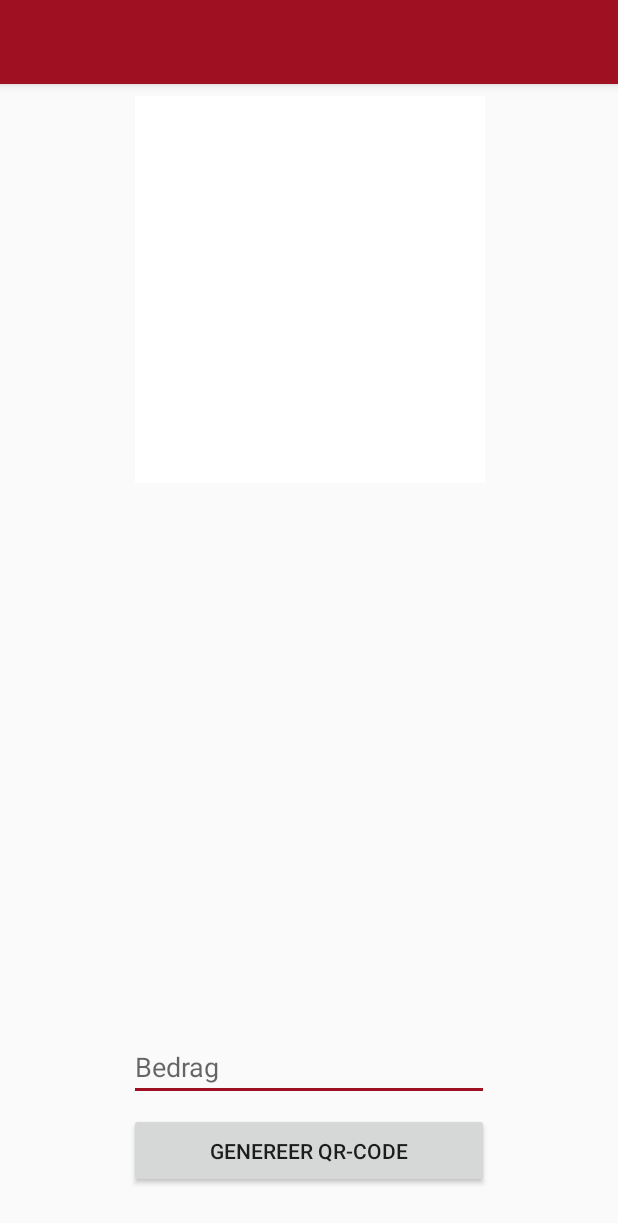
After one commit to dragonq1/NetPay, an Android app: the OntvangenInfo screen opened directly, with no data from a screen before it, on a phone screen of 412 x 824 dp. The commit adds this screen. Shown: the top 1223 px of the screen. Run offline under Robolectric (Android 15) with nearby library versions, the phone set to English and light mode, and no system bars; our stand-ins replace Volley; libraries missing offline, so code that uses them is left out: com.journeyapps.barcodescanner.

Commit message:
-Geld ontvangen via QR code toegevoegd -Bugfix: Transacties schermt toont telkens dat geld wordt toegevoegd terwijl er geld afgaat

```diff
--- a/app/build.gradle
+++ b/app/build.gradle
@@ -27,5 +27,8 @@ dependencies {
     compile 'com.android.support:appcompat-v7:26.+'
     compile 'com.android.support.constraint:constraint-layout:1.0.2'
     compile 'com.android.volley:volley:1.0.0'
+    compile 'com.journeyapps:zxing-android-embedded:3.4.0'
+    compile 'com.android.support:support-v4:26.+'
+    compile 'com.android.support:design:26.+'
     testCompile 'junit:junit:4.12'
 }
--- a/app/src/main/AndroidManifest.xml
+++ b/app/src/main/AndroidManifest.xml
@@ -24,7 +24,11 @@
         <activity android:name=".WachtwoordVeranderen" />
         <activity android:name=".Transacties" />
         <activity android:name=".Betalen" />
-        <activity android:name=".BetalingManueel"></activity>
+        <activity android:name=".BetalingManueel" />
+        <activity
+            android:name=".OntvangenInfo"
+            android:label="@string/title_activity_ontvangen_info"
+            android:theme="@style/AppTheme.NoActionBar"></activity>
     </application>
 
 </manifest>
--- a/app/src/main/java/com/example/quinten/netpay/MainActivity.java
+++ b/app/src/main/java/com/example/quinten/netpay/MainActivity.java
@@ -99,7 +99,7 @@ public class MainActivity extends AppCompatActivity {
 
                             } catch (JSONException e) {
                                 e.printStackTrace();
-                                Toast.makeText(getApplicationContext(), "ERROR!" + " " +  e.getMessage().toString(), Toast.LENGTH_LONG).show();
+                                Toast.makeText(getApplicationContext(), "ERROR!" + " " +  e.getMessage(), Toast.LENGTH_LONG).show();
                                 //ProgressSpiner onzichtbaar maken
                                 prgLogin.setVisibility(View.INVISIBLE);
                             }
--- /dev/null
+++ b/app/src/main/java/com/example/quinten/netpay/OntvangenInfo.java
@@ -0,0 +1,113 @@
+package com.example.quinten.netpay;
+
+import android.content.SharedPreferences;
+import android.graphics.Bitmap;
+import android.os.Bundle;
+import android.support.v7.app.AppCompatActivity;
+import android.view.View;
+import android.widget.Button;
+import android.widget.EditText;
+import android.widget.ImageView;
+import android.widget.ProgressBar;
+import android.widget.Toast;
+
+import com.android.volley.RequestQueue;
+import com.android.volley.Response;
+import com.android.volley.toolbox.Volley;
+import com.example.quinten.requests.QRCodeRequest;
+import com.google.zxing.BarcodeFormat;
+import com.google.zxing.MultiFormatWriter;
+import com.google.zxing.WriterException;
+import com.google.zxing.common.BitMatrix;
+import com.journeyapps.barcodescanner.BarcodeEncoder;
+
+import org.json.JSONException;
+import org.json.JSONObject;
+
+import java.util.Random;
+
+import static com.example.quinten.netpay.MainActivity.USER_INFO;
+
+public class OntvangenInfo extends AppCompatActivity {
+
+    @Override
+    protected void onCreate(Bundle savedInstanceState) {
+        super.onCreate(savedInstanceState);
+        setContentView(R.layout.activity_ontvangen_info);
+
+
+        //Vars
+        final EditText txtBedrag = (EditText) findViewById(R.id.txtBedragQR);
+        final Button btnGenerate = (Button) findViewById(R.id.btnGenerate);
+        final ProgressBar prgQRCode = (ProgressBar) findViewById(R.id.prgQRCode);
+        final ImageView LVQRCode = (ImageView) findViewById(R.id.lvQRCode);
+        prgQRCode.setVisibility(View.INVISIBLE);
+
+        //Gegevens gebruiker ophalen
+        final SharedPreferences settings = getSharedPreferences(USER_INFO, 0);
+        final String strGebruikersnaam = settings.getString("gebruikersnaam", "");
+
+        btnGenerate.setOnClickListener(new View.OnClickListener() {
+            @Override
+            public void onClick(View view) {
+                if(txtBedrag.getText().toString().equals("")) {
+                    Toast.makeText(getApplicationContext(), "Gelieve een bedrag in te vullen!", Toast.LENGTH_LONG).show();
+                }else{
+                    prgQRCode.setVisibility(View.VISIBLE);
+                    //Code genereren
+                    Random random = new Random();
+                    int randomCode = random.nextInt(500) + 100;
+                    final String qrcode = ("2247-" + strGebruikersnaam + "-" + txtBedrag.getText().toString() + "-" +randomCode);
+
+                    Response.Listener<String> responseListener = new Response.Listener<String>() {
+                        @Override
+                        public void onResponse(String response) {
+                            try {
+                                JSONObject jsonReponse = new JSONObject(response);
+                                boolean success = jsonReponse.getBoolean("success");
+
+                                if (success) {
+
+                                    //QR code genereren
+                                try {
+                                    MultiFormatWriter multiF = new MultiFormatWriter();
+                                    BitMatrix bitMatrix = multiF.encode(qrcode, BarcodeFormat.QR_CODE, 500, 500);
+                                    BarcodeEncoder barcodeEncoder = new BarcodeEncoder();
+                                    Bitmap bitmap = barcodeEncoder.createBitmap(bitMatrix);
+                                    LVQRCode.setImageBitmap(bitmap);
+
+                                }catch(WriterException e) {
+                                    Toast.makeText(getApplicationContext(), "FOUT" + e.getMessage(), Toast.LENGTH_LONG).show();
+                                }
+
+
+
+                                    Toast.makeText(getApplicationContext(), "Het werkt!!!", Toast.LENGTH_LONG).show();
+                                    //ProgressSpiner onzichtbaar maken
+                                    prgQRCode.setVisibility(View.INVISIBLE);
+
+                                } else {
+                                    Toast.makeText(getApplicationContext(), "FOUT " + jsonReponse.getString("success"), Toast.LENGTH_LONG).show();
+                                    //ProgressSpiner onzichtbaar maken
+                                    prgQRCode.setVisibility(View.INVISIBLE);
+                                }
+
+                            } catch (JSONException e) {
+                                e.printStackTrace();
+                                Toast.makeText(getApplicationContext(), "ERROR!" + " " +  e.getMessage(), Toast.LENGTH_LONG).show();
+                                //ProgressSpiner onzichtbaar maken
+                                prgQRCode.setVisibility(View.INVISIBLE);
+                            }
+
+                        }
+                    };
+
+                    QRCodeRequest qrCodeRequest = new QRCodeRequest(strGebruikersnaam, txtBedrag.getText().toString(), qrcode, responseListener);
+                    RequestQueue queue = Volley.newRequestQueue(OntvangenInfo.this);
+                    queue.add(qrCodeRequest);
+                }
+            }
+        });
+
+        }
+    }
--- /dev/null
+++ b/app/src/main/res/layout/activity_ontvangen_info.xml
@@ -0,0 +1,25 @@
+<?xml version="1.0" encoding="utf-8"?>
+<android.support.design.widget.CoordinatorLayout xmlns:android="http://schemas.android.com/apk/res/android"
+    xmlns:app="http://schemas.android.com/apk/res-auto"
+    xmlns:tools="http://schemas.android.com/tools"
+    android:layout_width="match_parent"
+    android:layout_height="match_parent"
+    tools:context="com.example.quinten.netpay.OntvangenInfo">
+
+    <android.support.design.widget.AppBarLayout
+        android:layout_width="match_parent"
+        android:layout_height="wrap_content"
+        android:theme="@style/AppTheme.AppBarOverlay">
+
+        <android.support.v7.widget.Toolbar
+            android:id="@+id/toolbar"
+            android:layout_width="match_parent"
+            android:layout_height="?attr/actionBarSize"
+            android:background="?attr/colorPrimary"
+            app:popupTheme="@style/AppTheme.PopupOverlay" />
+
+    </android.support.design.widget.AppBarLayout>
+
+    <include layout="@layout/content_ontvangen_info" />
+
+</android.support.design.widget.CoordinatorLayout>
--- /dev/null
+++ b/app/src/main/res/layout/content_ontvangen_info.xml
@@ -0,0 +1,65 @@
+<?xml version="1.0" encoding="utf-8"?>
+<android.support.constraint.ConstraintLayout xmlns:android="http://schemas.android.com/apk/res/android"
+    xmlns:app="http://schemas.android.com/apk/res-auto"
+    xmlns:tools="http://schemas.android.com/tools"
+    android:layout_width="match_parent"
+    android:layout_height="match_parent"
+    app:layout_behavior="@string/appbar_scrolling_view_behavior"
+    tools:context="com.example.quinten.netpay.OntvangenInfo"
+    tools:showIn="@layout/activity_ontvangen_info">
+
+    <EditText
+        android:id="@+id/txtBedragQR"
+        android:layout_width="240dp"
+        android:layout_height="wrap_content"
+        android:layout_marginBottom="8dp"
+        android:layout_marginLeft="8dp"
+        android:layout_marginRight="8dp"
+        android:ems="10"
+        android:hint="Bedrag"
+        android:inputType="numberDecimal"
+        app:layout_constraintBottom_toTopOf="@+id/btnGenerate"
+        app:layout_constraintLeft_toLeftOf="parent"
+        app:layout_constraintRight_toRightOf="parent"
+        tools:ignore="HardcodedText" />
+
+    <ImageView
+        android:id="@+id/lvQRCode"
+        android:layout_width="233dp"
+        android:layout_height="258dp"
+        android:layout_marginLeft="8dp"
+        android:layout_marginRight="8dp"
+        android:layout_marginTop="8dp"
+        app:layout_constraintHorizontal_bias="0.503"
+        app:layout_constraintLeft_toLeftOf="parent"
+        app:layout_constraintRight_toRightOf="parent"
+        app:layout_constraintTop_toTopOf="parent"
+        app:srcCompat="@android:drawable/screen_background_light"
+        tools:ignore="ContentDescription" />
+
+    <Button
+        android:id="@+id/btnGenerate"
+        android:layout_width="240dp"
+        android:layout_height="50dp"
+        android:layout_marginBottom="32dp"
+        android:text="Genereer QR-code"
+        app:layout_constraintBottom_toBottomOf="parent"
+        app:layout_constraintLeft_toLeftOf="parent"
+        app:layout_constraintRight_toRightOf="parent"
+        tools:ignore="HardcodedText" />
+
+    <ProgressBar
+        android:id="@+id/prgQRCode"
+        style="?android:attr/progressBarStyle"
+        android:layout_width="wrap_content"
+        android:layout_height="wrap_content"
+        android:layout_marginBottom="8dp"
+        android:layout_marginLeft="8dp"
+        android:layout_marginRight="8dp"
+        android:layout_marginTop="8dp"
+        app:layout_constraintBottom_toBottomOf="@+id/lvQRCode"
+        app:layout_constraintLeft_toLeftOf="@+id/lvQRCode"
+        app:layout_constraintRight_toRightOf="@+id/lvQRCode"
+        app:layout_constraintTop_toTopOf="@+id/lvQRCode" />
+
+</android.support.constraint.ConstraintLayout>
--- a/app/src/main/res/values/colors.xml
+++ b/app/src/main/res/values/colors.xml
@@ -3,4 +3,6 @@
     <color name="colorPrimary">#a01023</color>
     <color name="colorPrimaryDark">#a01023</color>
     <color name="colorAccent">#a01023</color>
+
+    <color name="black_overlay">#66000000</color>
 </resources>
--- /dev/null
+++ b/app/src/main/res/values/dimens.xml
@@ -0,0 +1,3 @@
+<resources>
+    <dimen name="fab_margin">16dp</dimen>
+</resources>
--- a/app/src/main/res/values/strings.xml
+++ b/app/src/main/res/values/strings.xml
@@ -2,4 +2,9 @@
     <string name="app_name">NetPay</string>
     <string name="gebruiksnaam">Gebruiksnaam</string>
     <string name="wachtwoord">Wachtwoord</string>
+
+    <string name="title_activity_ontvangen">Ontvangen</string>
+    <string name="dummy_button">Dummy Button</string>
+    <string name="dummy_content">DUMMY\nCONTENT</string>
+    <string name="title_activity_ontvangen_info">OntvangenInfo</string>
 </resources>
--- a/app/src/main/res/values/styles.xml
+++ b/app/src/main/res/values/styles.xml
@@ -8,4 +8,25 @@
         <item name="colorAccent">@color/colorAccent</item>
     </style>
 
+    <style name="FullscreenTheme" parent="AppTheme">
+        <item name="android:actionBarStyle">@style/FullscreenActionBarStyle</item>
+        <item name="android:windowActionBarOverlay">true</item>
+        <item name="android:windowBackground">@null</item>
+        <item name="metaButtonBarStyle">?android:attr/buttonBarStyle</item>
+        <item name="metaButtonBarButtonStyle">?android:attr/buttonBarButtonStyle</item>
+    </style>
+
+    <style name="FullscreenActionBarStyle" parent="Widget.AppCompat.ActionBar">
+        <item name="android:background">@color/black_overlay</item>
+    </style>
+
+    <style name="AppTheme.NoActionBar">
+        <item name="windowActionBar">false</item>
+        <item name="windowNoTitle">true</item>
+    </style>
+
+    <style name="AppTheme.AppBarOverlay" parent="ThemeOverlay.AppCompat.Dark.ActionBar" />
+
+    <style name="AppTheme.PopupOverlay" parent="ThemeOverlay.AppCompat.Light" />
+
 </resources>
```
Also changed, not shown: app/src/main/java/com/example/quinten/netpay/Betalen.java (+7 -0 lines), app/src/main/java/com/example/quinten/netpay/BetalingManueel.java (+9 -1 lines), app/src/main/java/com/example/quinten/netpay/Menu.java (+8 -0 lines), app/src/main/java/com/example/quinten/netpay/Transacties.java (+10 -9 lines), app/src/main/java/com/example/quinten/requests/QRCodeRequest.java (added, +28 -0 lines), app/src/main/res/values/attrs.xml (added, +12 -0 lines), 240 other files.
